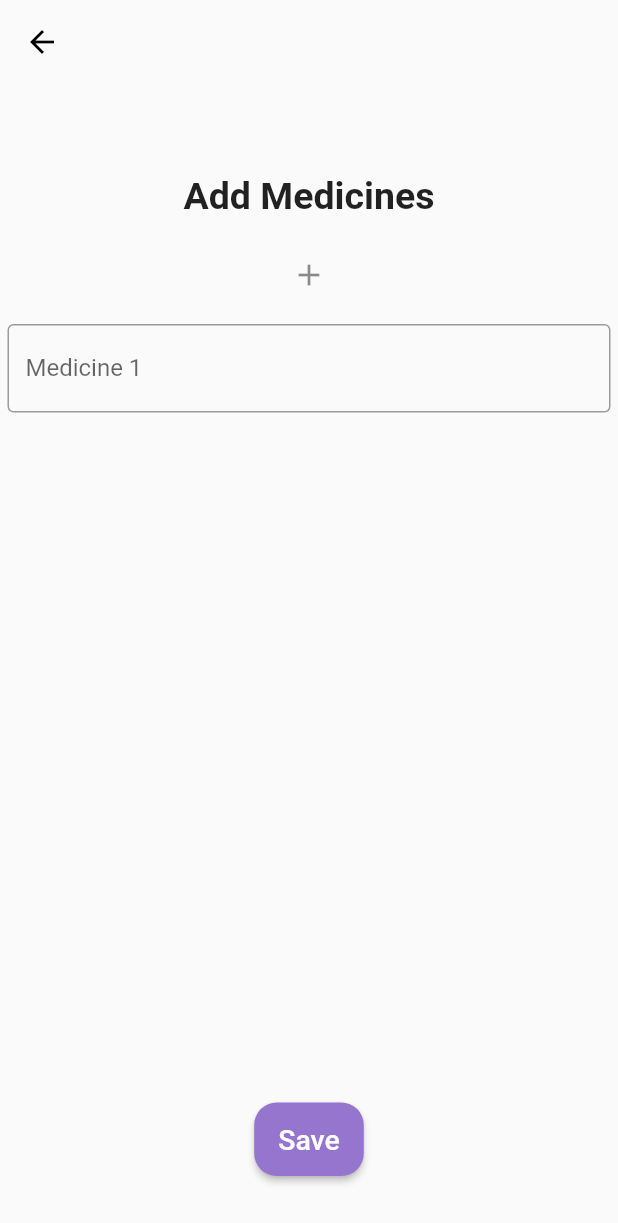
After one commit to maansiarora/SEPT-Project--Almost-5, a Flutter app: the screen it shows after launch, after a tap on the "add" icon, on a phone screen of 412 x 824 dp. The commit adds this screen. Shown: the top 1223 px of the screen. Run offline on Flutter 3.47's test engine with Material 2 defaults, Android fonts, the phone set to English and light mode, and no system bars; our stand-ins replace form_field_validator, splashscreen, table_calendar.

Commit message:
Add Medicines on Patient's Dashboard

```diff
--- a/frontend/lib/main.dart
+++ b/frontend/lib/main.dart
@@ -1,4 +1,5 @@
 import 'package:flutter/material.dart';
+import 'pages/medicinePatient.dart';
 import 'pages/welcome.dart';
 import 'pages/doctorDashboard.dart';
 import 'pages/doctorSignUp.dart';
@@ -21,7 +22,7 @@ import 'pages/patientDashboard.dart';
 import 'pages/doctorAvailabilitySave.dart';
 import 'pages/doctorProfileDash.dart';
 
-void main() => runApp(MaterialApp(initialRoute: '/welcome', routes: {
+void main() => runApp(MaterialApp(initialRoute: '/MyApp1', routes: {
       '/choiceLogin': (context) => const choiceLogin(),
       '/doctorSignUp': (context) => const doctorSignUp(),
       '/patientSignUp': (context) => const patientSignUp(),
@@ -43,4 +44,5 @@ void main() => runApp(MaterialApp(initialRoute: '/welcome', routes: {
       '/welcome': (context) => const welcome(),
       '/doctorAvailabilitySave': (context) => const doctorAvailabilitySave(),
       '/doctorProfileDash': (context) => const doctorProfileDash(),
+      '/MyApp1': (context) => DynamicTextFieldView(),
     }));
--- /dev/null
+++ b/frontend/lib/pages/medicinePatient.dart
@@ -0,0 +1,553 @@
+import 'package:flutter/material.dart';
+import 'package:sept/pages/patientDashboard.dart';
+import 'package:sept/pages/patientSave.dart';
+
+class DynamicTextFieldView extends StatelessWidget {
+  @override
+  Widget build(BuildContext context) {
+    return SafeArea(
+      child: PageView(
+        children: [
+          _View1(),
+          _View2(),
+          _View3(),
+          _View4(),
+        ],
+      ),
+    );
+  }
+}
+
+class _View1 extends StatefulWidget {
+  @override
+  _View1State createState() => _View1State();
+}
+
+class _View1State extends State<_View1> {
+  List<TextEditingController> _controllers = [];
+  List<TextField> _fields = [];
+
+  @override
+  void dispose() {
+    for (final controller in _controllers) {
+      controller.dispose();
+    }
+    super.dispose();
+  }
+
+  @override
+  Widget build(BuildContext context) {
+    return SafeArea(
+      child: Scaffold(
+          appBar: AppBar(
+            backgroundColor: Colors.transparent,
+            bottomOpacity: 0.0,
+            elevation: 0.0,
+            leading: GestureDetector(
+              onTap: () {
+                Navigator.push(
+                  context,
+                  MaterialPageRoute(
+                      builder: (context) => const patientDashboard()),
+                );
+              },
+              child: const Icon(Icons.arrow_back, color: Colors.black),
+            ),
+          ),
+          body: Column(
+            children: [
+              Container(
+                  alignment: Alignment.center,
+                  padding: const EdgeInsets.fromLTRB(30, 60, 30, 10),
+                  child: const Text(
+                    'Add Medicines',
+                    textAlign: TextAlign.center,
+                    style: TextStyle(
+                      fontSize: 25,
+                      fontWeight: FontWeight.w600,
+                    ),
+                  )),
+              _addTile(),
+              Expanded(child: _listView()),
+              _okButton(),
+            ],
+          )),
+    );
+  }
+
+  Widget _addTile() {
+    return ListTile(
+      title: Icon(Icons.add),
+      onTap: () {
+        final controller = TextEditingController();
+        final field = TextField(
+          controller: controller,
+          decoration: InputDecoration(
+            border: OutlineInputBorder(),
+            labelText: "Medicine ${_controllers.length + 1}",
+          ),
+        );
+
+        setState(() {
+          _controllers.add(controller);
+          _fields.add(field);
+        });
+      },
+    );
+  }
+
+  Widget _listView() {
+    return ListView.builder(
+      itemCount: _fields.length,
+      itemBuilder: (context, index) {
+        return Container(
+          margin: EdgeInsets.all(5),
+          child: _fields[index],
+        );
+      },
+    );
+  }
+
+  Widget _okButton() {
+    return Container(
+        height: 140,
+        padding: const EdgeInsets.fromLTRB(40, 51, 40, 40),
+        child: ElevatedButton(
+          onPressed: () {
+            Navigator.push(
+              context,
+              MaterialPageRoute(builder: (context) => const patientSave()),
+            );
+          },
+          style: ElevatedButton.styleFrom(
+            shape: RoundedRectangleBorder(
+              borderRadius: BorderRadius.circular(15.0),
+            ),
+            primary: Colors.deepPurple[300],
+          ),
+          child: const Text('Save',
+              style: TextStyle(
+                fontSize: 19,
+              )),
+        ));
+  }
+}
+
+class _View2 extends StatefulWidget {
+  @override
+  _View2State createState() => _View2State();
+}
+
+class _View2State extends State<_View2> {
+  Map<String, TextEditingController> _controllerMap = Map();
+
+  @override
+  void dispose() {
+    _controllerMap.forEach((_, controller) => controller.dispose());
+    super.dispose();
+  }
+
+  @override
+  Widget build(BuildContext context) {
+    return SafeArea(
+      child: Scaffold(
+          appBar: AppBar(
+            title: Text("Dynamic Text Field with async"),
+          ),
+          body: Column(
+            children: [
+              Expanded(child: _futureBuilder()),
+              _cancelOkButton(),
+            ],
+          )),
+    );
+  }
+
+  List<String> _data = [
+    "one",
+    "two",
+    "three",
+    "four",
+  ];
+  Future<List<String>> _retrieveData() {
+    return Future.value(_data);
+  }
+
+  Widget _cancelOkButton() {
+    return Row(
+      mainAxisSize: MainAxisSize.max,
+      mainAxisAlignment: MainAxisAlignment.spaceBetween,
+      children: [
+        _okButton(),
+      ],
+    );
+  }
+
+  Widget _okButton() {
+    return ElevatedButton(
+      onPressed: () async {
+        String text = _controllerMap.values
+            .where((element) => element.text != "")
+            .fold("", (acc, element) => acc += "${element.text}\n");
+        await _showUpdatedDialog(text);
+
+        setState(() {
+          _controllerMap.forEach((key, controller) {
+            int index = _controllerMap.keys.toList().indexOf(key);
+            key = controller.text;
+            _data[index] = controller.text;
+          });
+        });
+      },
+      child: Text("OK"),
+    );
+  }
+
+  Future _showUpdatedDialog(String text) {
+    final alert = AlertDialog(
+      title: Text("Updated"),
+      content: Text(text),
+      actions: [
+        TextButton(
+          onPressed: () {
+            Navigator.of(context).pop();
+          },
+          child: Text("OK"),
+        ),
+      ],
+    );
+    return showDialog(
+      context: context,
+      builder: (BuildContext context) => alert,
+    );
+  }
+
+  Widget _futureBuilder() {
+    return FutureBuilder(
+      future: _retrieveData(),
+      builder: (BuildContext context, AsyncSnapshot<List<String>?> snapshot) {
+        if (!snapshot.hasData) {
+          return Align(
+            alignment: Alignment.topCenter,
+            child: Text("No item"),
+          );
+        }
+
+        final data = snapshot.data!;
+        return ListView.builder(
+          itemCount: data.length,
+          padding: EdgeInsets.all(5),
+          itemBuilder: (BuildContext context, int index) {
+            final controller = _getControllerOf(data[index]);
+
+            final textField = TextField(
+              controller: controller,
+              decoration: InputDecoration(
+                border: OutlineInputBorder(),
+                labelText: "Medicine ${index + 1}",
+              ),
+            );
+            return Container(
+              child: textField,
+              padding: EdgeInsets.only(bottom: 10),
+            );
+          },
+        );
+      },
+    );
+  }
+
+  TextEditingController _getControllerOf(String name) {
+    var controller = _controllerMap[name];
+    if (controller == null) {
+      controller = TextEditingController(text: name);
+      _controllerMap[name] = controller;
+    }
+    return controller;
+  }
+}
+
+class _View3 extends StatefulWidget {
+  @override
+  _View3State createState() => _View3State();
+}
+
+class _View3State extends State<_View3> {
+  List<TextEditingController> _nameControllers = [];
+  List<TextField> _nameFields = [];
+  List<TextEditingController> _telControllers = [];
+  List<TextField> _telFields = [];
+  List<TextEditingController> _addressControllers = [];
+  List<TextField> _addressFields = [];
+
+  @override
+  void dispose() {
+    for (final controller in _nameControllers) {
+      controller.dispose();
+    }
+    for (final controller in _telControllers) {
+      controller.dispose();
+    }
+    for (final controller in _addressControllers) {
+      controller.dispose();
+    }
+    _okController.dispose();
+    super.dispose();
+  }
+
+  @override
+  Widget build(BuildContext context) {
+    return SafeArea(
+      child: Scaffold(
+          appBar: AppBar(
+            title: Text("Dynamic Group Text Field"),
+          ),
+          body: Column(
+            children: [
+              _addTile(),
+              Expanded(child: _listView()),
+              _okButton(context),
+            ],
+          )),
+    );
+  }
+
+  Widget _addTile() {
+    return ListTile(
+      title: Icon(Icons.add),
+      onTap: () {
+        final name = TextEditingController();
+        final tel = TextEditingController();
+        final address = TextEditingController();
+
+        final nameField = _generateTextField(name, "name");
+        final telField = _generateTextField(tel, "mobile");
+        final addressField = _generateTextField(address, "address");
+
+        setState(() {
+          _nameControllers.add(name);
+          _telControllers.add(tel);
+          _addressControllers.add(address);
+          _nameFields.add(nameField);
+          _telFields.add(telField);
+          _addressFields.add(addressField);
+        });
+      },
+    );
+  }
+
+  TextField _generateTextField(TextEditingController controller, String hint) {
+    return TextField(
+      controller: controller,
+      decoration: InputDecoration(
+        border: OutlineInputBorder(),
+        labelText: hint,
+      ),
+    );
+  }
+
+  Widget _listView() {
+    final children = [
+      for (var i = 0; i < _nameControllers.length; i++)
+        Container(
+          margin: EdgeInsets.all(5),
+          child: InputDecorator(
+            child: Column(
+              children: [
+                _nameFields[i],
+                _telFields[i],
+                _addressFields[i],
+              ],
+            ),
+            decoration: InputDecoration(
+              labelText: i.toString(),
+              border: OutlineInputBorder(
+                borderRadius: BorderRadius.circular(10.0),
+              ),
+            ),
+          ),
+        )
+    ];
+    return SingleChildScrollView(
+      child: Column(
+        children: children,
+      ),
+    );
+  }
+
+  final _okController = TextEditingController();
+  Widget _okButton(BuildContext context) {
+    final textField = TextField(
+      controller: _okController,
+      keyboardType: TextInputType.number,
+      decoration: InputDecoration(
+        border: OutlineInputBorder(),
+      ),
+    );
+
+    final button = ElevatedButton(
+      onPressed: () async {
+        final index = int.parse(_okController.text);
+        String text = "Medicine: ${_nameControllers[index].text}\n" +
+            "tel: ${_telControllers[index].text}\n" +
+            "address: ${_addressControllers[index].text}";
+      },
+      child: Text("OK"),
+    );
+
+    return Row(
+      mainAxisSize: MainAxisSize.max,
+      mainAxisAlignment: MainAxisAlignment.spaceAround,
+      children: [
+        Container(
+          child: textField,
+          width: 100,
+          height: 50,
+        ),
+        button,
+      ],
+    );
+  }
+}
+
+class _View4 extends StatefulWidget {
+  @override
+  _View4State createState() => _View4State();
+}
+
+class _GroupControllers {
+  TextEditingController name = TextEditingController();
+  TextEditingController tel = TextEditingController();
+  TextEditingController address = TextEditingController();
+  void dispose() {
+    name.dispose();
+    tel.dispose();
+    address.dispose();
+  }
+}
+
+class _View4State extends State<_View4> {
+  List<_GroupControllers> _groupControllers = [];
+  List<TextField> _nameFields = [];
+  List<TextField> _telFields = [];
+  List<TextField> _addressFields = [];
+
+  @override
+  void dispose() {
+    for (final controller in _groupControllers) {
+      controller.dispose();
+    }
+    _okController.dispose();
+    super.dispose();
+  }
+
+  @override
+  Widget build(BuildContext context) {
+    return SafeArea(
+      child: Scaffold(
+          appBar: AppBar(
+            title: Text("Dynamic Group Text Field2"),
+          ),
+          body: Column(
+            children: [
+              _addTile(),
+              Expanded(child: _listView()),
+              _okButton(context),
+            ],
+          )),
+    );
+  }
+
+  Widget _addTile() {
+    return ListTile(
+      title: Icon(Icons.add),
+      onTap: () {
+        final group = _GroupControllers();
+
+        final nameField = _generateTextField(group.name, "name");
+        final telField = _generateTextField(group.tel, "mobile");
+        final addressField = _generateTextField(group.address, "address");
+
+        setState(() {
+          _groupControllers.add(group);
+          _nameFields.add(nameField);
+          _telFields.add(telField);
+          _addressFields.add(addressField);
+        });
+      },
+    );
+  }
+
+  TextField _generateTextField(TextEditingController controller, String hint) {
+    return TextField(
+      controller: controller,
+      decoration: InputDecoration(
+        border: OutlineInputBorder(),
+        labelText: hint,
+      ),
+    );
+  }
+
+  Widget _listView() {
+    final children = [
+      for (var i = 0; i < _groupControllers.length; i++)
+        Container(
+          margin: EdgeInsets.all(5),
+          child: InputDecorator(
+            child: Column(
+              children: [
+                _nameFields[i],
+                _telFields[i],
+                _addressFields[i],
+              ],
+            ),
+            decoration: InputDecoration(
+              labelText: i.toString(),
+              border: OutlineInputBorder(
+                borderRadius: BorderRadius.circular(10.0),
+              ),
+            ),
+          ),
+        )
+    ];
+    return SingleChildScrollView(
+      child: Column(
+        children: children,
+      ),
+    );
+  }
+
+  final _okController = TextEditingController();
+  Widget _okButton(BuildContext context) {
+    final textField = TextField(
+      controller: _okController,
+      keyboardType: TextInputType.number,
+      decoration: InputDecoration(
+        border: OutlineInputBorder(),
+      ),
+    );
+
+    final button = ElevatedButton(
+      onPressed: () async {
+        final index = int.parse(_okController.text);
+        String text = "Medicine: ${_groupControllers[index].name.text}\n" +
+            "tel: ${_groupControllers[index].tel.text}\n" +
+            "address: ${_groupControllers[index].address.text}\n";
+      },
+      child: Text("OK"),
+    );
+
+    return Row(
+      mainAxisSize: MainAxisSize.max,
+      mainAxisAlignment: MainAxisAlignment.spaceAround,
+      children: [
+        Container(
+          child: textField,
+          width: 100,
+          height: 50,
+        ),
+        button,
+      ],
+    );
+  }
+}
--- /dev/null
+++ b/frontend/lib/pages/patientSave.dart
@@ -0,0 +1,49 @@
+import 'package:flutter/material.dart';
+import 'package:sept/pages/doctorDashboard.dart';
+import 'patientDashboard.dart';
+import 'package:splashscreen/splashscreen.dart';
+
+void main() => runApp(const patientSave());
+
+class patientSave extends StatelessWidget {
+  const patientSave({Key? key}) : super(key: key);
+
+  @override
+  Widget build(BuildContext context) {
+    return const MaterialApp(
+      home: Scaffold(
+        body: Scrollbar(child: MypatientSave()),
+      ),
+    );
+  }
+}
+
+class MypatientSave extends StatefulWidget {
+  const MypatientSave({Key? key}) : super(key: key);
+
+  @override
+  State<MypatientSave> createState() => _MypatientSave();
+}
+
+class _MypatientSave extends State<MypatientSave> {
+  TextEditingController nameController = TextEditingController();
+  TextEditingController passwordController = TextEditingController();
+
+  @override
+  Widget build(BuildContext context) {
+    return MaterialApp(
+        home: SplashScreen(
+            seconds: 6,
+            navigateAfterSeconds: const patientDashboard(),
+            title: const Text(
+              'Saving!',
+              style: TextStyle(
+                  fontWeight: FontWeight.bold,
+                  fontSize: 30.0,
+                  color: Colors.deepPurple),
+            ),
+            backgroundColor: Colors.white,
+            styleTextUnderTheLoader: const TextStyle(),
+            loaderColor: Colors.deepPurple));
+  }
+}
```
Also changed, not shown: frontend/lib/pages/patientDashboard.dart (+23 -0 lines).
